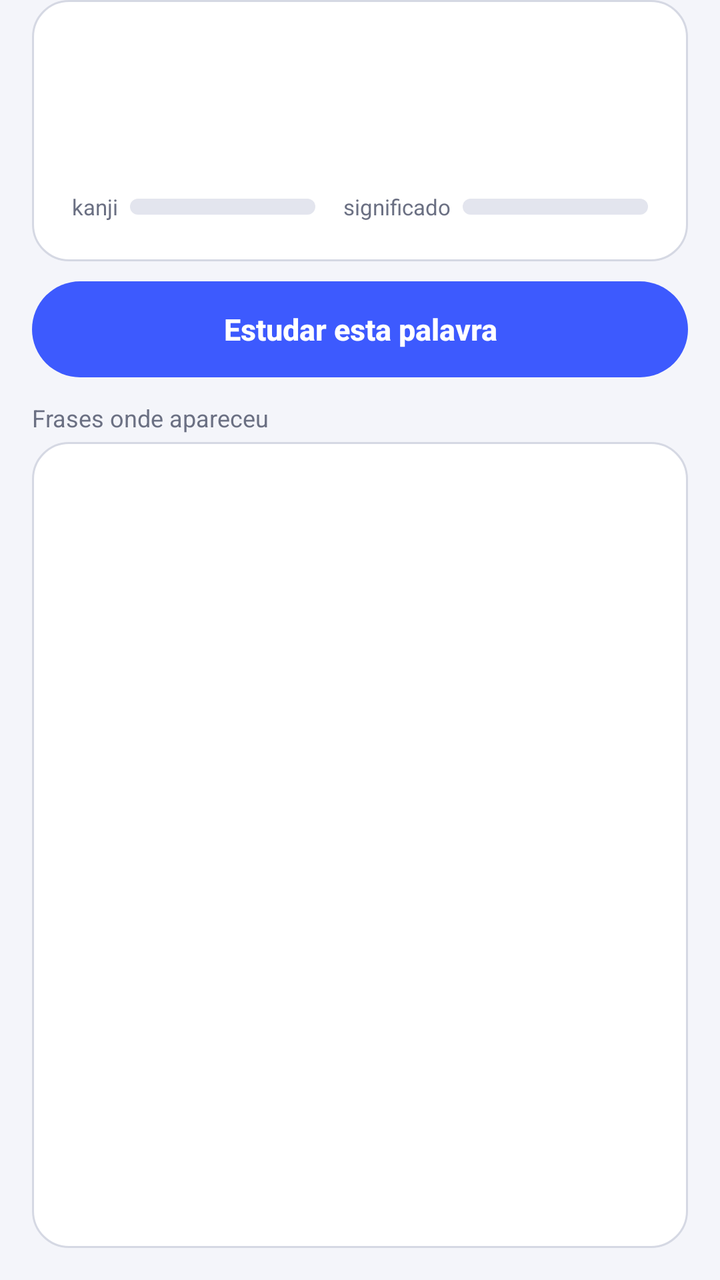
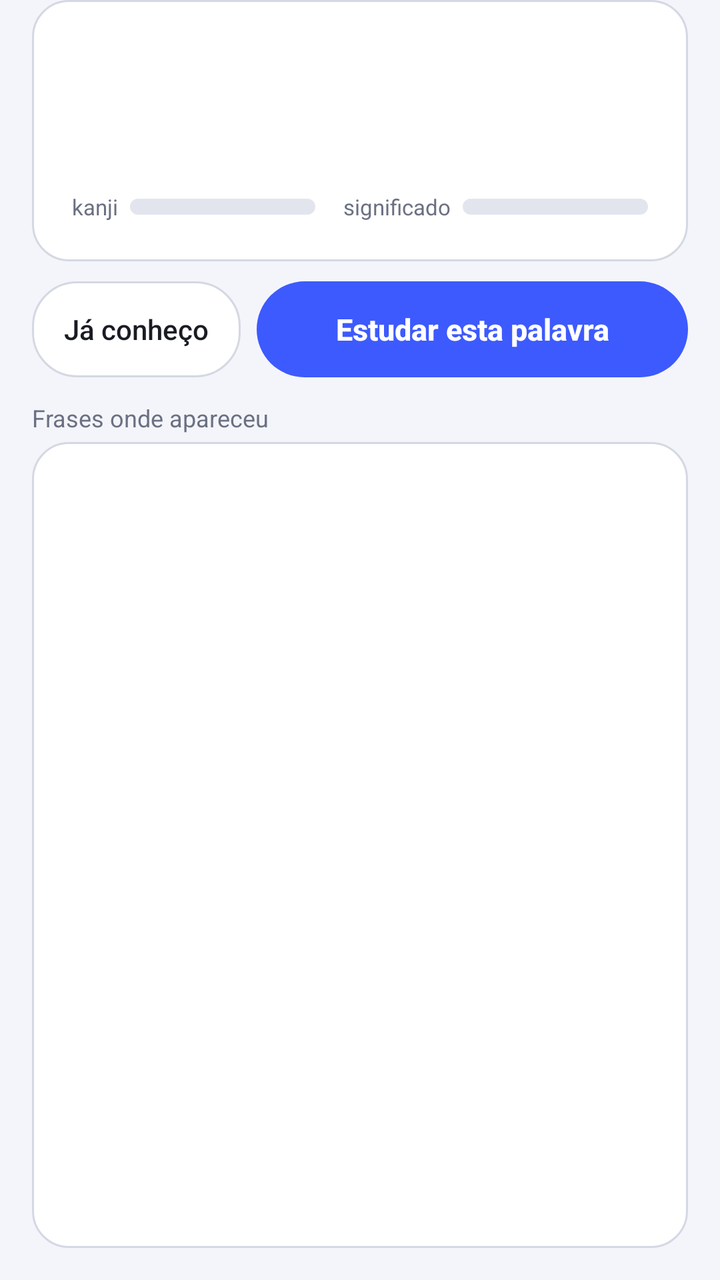

Screens rendered from an Android XML layout before and after an edit, with the pre-edit source and the edit as a unified diff.
<!-- AndroidManifest.xml: application theme Theme.LegendaJP -->
<!-- res/layout/activity_vocab_detail.xml -->
<?xml version="1.0" encoding="utf-8"?>
<LinearLayout xmlns:android="http://schemas.android.com/apk/res/android"
    android:layout_width="match_parent"
    android:layout_height="match_parent"
    android:orientation="vertical"
    android:paddingStart="16dp"
    android:paddingEnd="16dp"
    android:paddingBottom="16dp">

    <LinearLayout
        android:layout_width="match_parent"
        android:layout_height="wrap_content"
        android:orientation="vertical"
        android:background="@drawable/bg_card"
        android:padding="20dp">

        <LinearLayout
            android:layout_width="match_parent"
            android:layout_height="wrap_content"
            android:orientation="horizontal"
            android:gravity="bottom">

            <TextView
                android:id="@+id/base"
                android:layout_width="wrap_content"
                android:layout_height="wrap_content"
                android:textColor="@color/saved_word"
                android:textSize="32sp"
                android:textStyle="bold" />

            <TextView
                android:id="@+id/reading"
                android:layout_width="wrap_content"
                android:layout_height="wrap_content"
                android:layout_marginStart="12dp"
                android:paddingBottom="5dp"
                android:textColor="@color/text_secondary"
                android:textSize="16sp" />
        </LinearLayout>

        <TextView
            android:id="@+id/meta"
            android:layout_width="match_parent"
            android:layout_height="wrap_content"
            android:layout_marginTop="4dp"
            android:textColor="@color/text_secondary"
            android:textSize="14sp" />

        <LinearLayout
            android:layout_width="match_parent"
            android:layout_height="wrap_content"
            android:layout_marginTop="10dp"
            android:orientation="horizontal"
            android:gravity="center_vertical">

            <TextView android:layout_width="wrap_content" android:layout_height="wrap_content" android:text="kanji" android:textColor="@color/text_secondary" android:textSize="11sp" />
            <ProgressBar android:id="@+id/barKanji" style="?android:attr/progressBarStyleHorizontal" android:layout_width="0dp" android:layout_height="8dp" android:layout_weight="1" android:layout_marginStart="6dp" android:layout_marginEnd="14dp" android:max="100" android:progressDrawable="@drawable/level_progress" />
            <TextView android:layout_width="wrap_content" android:layout_height="wrap_content" android:text="significado" android:textColor="@color/text_secondary" android:textSize="11sp" />
            <ProgressBar android:id="@+id/barMeaning" style="?android:attr/progressBarStyleHorizontal" android:layout_width="0dp" android:layout_height="8dp" android:layout_weight="1" android:layout_marginStart="6dp" android:max="100" android:progressDrawable="@drawable/level_progress" />
        </LinearLayout>
    </LinearLayout>

    <LinearLayout
        android:id="@+id/strokeBox"
        android:layout_width="match_parent"
        android:layout_height="wrap_content"
        android:layout_marginTop="10dp"
        android:orientation="vertical"
        android:background="@drawable/bg_card"
        android:padding="12dp"
        android:visibility="gone">

        <TextView
            android:layout_width="match_parent"
            android:layout_height="wrap_content"
            android:text="Como escrever (toque num kanji para repetir)"
            android:textColor="@color/text_secondary"
            android:textSize="12sp" />

        <HorizontalScrollView
            android:layout_width="match_parent"
            android:layout_height="wrap_content"
            android:layout_marginTop="4dp">

            <LinearLayout
                android:id="@+id/strokeRow"
                android:layout_width="wrap_content"
                android:layout_height="wrap_content"
                android:orientation="horizontal" />
        </HorizontalScrollView>

        <TextView
            android:id="@+id/kanjiInfo"
            android:layout_width="match_parent"
            android:layout_height="wrap_content"
            android:layout_marginTop="8dp"
            android:textColor="@color/text"
            android:textSize="14sp"
            android:lineSpacingExtra="3dp"
            android:textIsSelectable="true" />
    </LinearLayout>

    <Button
        android:id="@+id/btnStudyWord"
        style="@style/Button.Primary"
        android:layout_width="match_parent"
        android:layout_height="wrap_content"
        android:layout_marginTop="10dp"
        android:minHeight="48dp"
        android:textSize="15sp"
        android:text="Estudar esta palavra" />

    <TextView
        android:layout_width="match_parent"
        android:layout_height="wrap_content"
        android:layout_marginTop="12dp"
        android:layout_marginBottom="4dp"
        android:text="Frases onde apareceu"
        android:textColor="@color/text_secondary"
        android:textSize="12sp" />

    <ListView
        android:id="@+id/occ"
        android:layout_width="match_parent"
        android:layout_height="0dp"
        android:layout_weight="1"
        android:background="@drawable/bg_card"
        android:divider="@color/outline"
        android:dividerHeight="1dp"
        android:paddingTop="4dp"
        android:paddingBottom="4dp"
        android:clipToPadding="false" />
</LinearLayout>
<!-- resources referenced by this layout -->
<resources>
  <color name="outline">#D5D8E3</color>
  <color name="saved_word">#5B4FE8</color>
  <color name="text">#1A1C23</color>
  <color name="text_secondary">#6B7083</color>
  <!-- drawable bg_card (drawable) -->
  <?xml version="1.0" encoding="utf-8"?>
  <shape xmlns:android="http://schemas.android.com/apk/res/android" android:shape="rectangle">
      <solid android:color="@color/card" />
      <stroke android:width="1dp" android:color="@color/outline" />
      <corners android:radius="18dp" />
  </shape>
  <style name="Button.Primary" parent="@android:style/Widget.DeviceDefault.Button">
          <item name="android:background">@drawable/bg_button_primary</item>
          <item name="android:textColor">#FFFFFF</item>
          <item name="android:textSize">17sp</item>
          <item name="android:textStyle">bold</item>
          <item name="android:textAllCaps">false</item>
          <item name="android:minHeight">56dp</item>
          <item name="android:stateListAnimator">@null</item>
      </style>
  <color name="card">#FFFFFF</color>
  <color name="level_track">#E3E5EE</color>
  <color name="accent">#3D5AFE</color>
  <!-- drawable bg_button_primary (drawable) -->
  <?xml version="1.0" encoding="utf-8"?>
  <ripple xmlns:android="http://schemas.android.com/apk/res/android" android:color="#33FFFFFF">
      <item>
          <shape android:shape="rectangle">
              <solid android:color="@color/accent" />
              <corners android:radius="28dp" />
          </shape>
      </item>
  </ripple>
  <color name="primary">#1E2A5A</color>
  <color name="background">#F4F5FA</color>
  <style name="LegendaJP.ActionBar" parent="@android:style/Widget.DeviceDefault.ActionBar.Solid">
          <item name="android:background">@color/background</item>
          <item name="android:elevation">0dp</item>
          <item name="android:titleTextStyle">@style/LegendaJP.ActionBar.Title</item>
      </style>
  <style name="LegendaJP.ActionBar.Title" parent="@android:style/TextAppearance.DeviceDefault.Widget.ActionBar.Title">
          <item name="android:textColor">@color/text</item>
          <item name="android:textStyle">bold</item>
      </style>
  <!-- unchanged entries left out for length: 2 -->
</resources>

<!-- the commit's change to res/layout/activity_vocab_detail.xml (unified diff, before → after) -->
@@ -100,15 +100,33 @@
             android:textIsSelectable="true" />
     </LinearLayout>
 
-    <Button
-        android:id="@+id/btnStudyWord"
-        style="@style/Button.Primary"
+    <LinearLayout
         android:layout_width="match_parent"
         android:layout_height="wrap_content"
         android:layout_marginTop="10dp"
-        android:minHeight="48dp"
-        android:textSize="15sp"
-        android:text="Estudar esta palavra" />
+        android:orientation="horizontal"
+        android:gravity="center_vertical">
+
+        <Button
+            android:id="@+id/btnKnown"
+            style="@style/Button.Outline"
+            android:layout_width="wrap_content"
+            android:layout_height="48dp"
+            android:layout_marginEnd="8dp"
+            android:paddingStart="16dp"
+            android:paddingEnd="16dp"
+            android:text="Já conheço" />
+
+        <Button
+            android:id="@+id/btnStudyWord"
+            style="@style/Button.Primary"
+            android:layout_width="0dp"
+            android:layout_height="wrap_content"
+            android:layout_weight="1"
+            android:minHeight="48dp"
+            android:textSize="15sp"
+            android:text="Estudar esta palavra" />
+    </LinearLayout>
 
     <TextView
         android:layout_width="match_parent"
<!-- resource entries referenced after the edit -->
@@ -11,6 +11,21 @@
       <stroke android:width="1dp" android:color="@color/outline" />
       <corners android:radius="18dp" />
   </shape>
+  <style name="Button.Outline" parent="@android:style/Widget.DeviceDefault.Button">
+          <item name="android:background">@drawable/bg_button_outline</item>
+          <item name="android:textColor">@color/text</item>
+          <item name="android:textSize">14sp</item>
+          <item name="android:textAllCaps">false</item>
+          <item name="android:minHeight">44dp</item>
+          <item name="android:minWidth">0dp</item>
+          <item name="android:paddingStart">6dp</item>
+          <item name="android:paddingEnd">6dp</item>
+          <item name="android:maxLines">1</item>
+          <item name="android:autoSizeTextType">uniform</item>
+          <item name="android:autoSizeMinTextSize">10sp</item>
+          <item name="android:autoSizeMaxTextSize">14sp</item>
+          <item name="android:stateListAnimator">@null</item>
+      </style>
   <style name="Button.Primary" parent="@android:style/Widget.DeviceDefault.Button">
           <item name="android:background">@drawable/bg_button_primary</item>
           <item name="android:textColor">#FFFFFF</item>
@@ -23,6 +38,17 @@
   <color name="card">#FFFFFF</color>
   <color name="level_track">#E3E5EE</color>
   <color name="accent">#3D5AFE</color>
+  <!-- drawable bg_button_outline (drawable) -->
+  <?xml version="1.0" encoding="utf-8"?>
+  <ripple xmlns:android="http://schemas.android.com/apk/res/android" android:color="@color/accent_soft">
+      <item>
+          <shape android:shape="rectangle">
+              <solid android:color="@color/card" />
+              <stroke android:width="1dp" android:color="@color/outline" />
+              <corners android:radius="22dp" />
+          </shape>
+      </item>
+  </ripple>
   <!-- drawable bg_button_primary (drawable) -->
   <?xml version="1.0" encoding="utf-8"?>
   <ripple xmlns:android="http://schemas.android.com/apk/res/android" android:color="#33FFFFFF">
@@ -40,6 +66,7 @@
           <item name="android:elevation">0dp</item>
           <item name="android:titleTextStyle">@style/LegendaJP.ActionBar.Title</item>
       </style>
+  <color name="accent_soft">#2A3D5AFE</color>
   <style name="LegendaJP.ActionBar.Title" parent="@android:style/TextAppearance.DeviceDefault.Widget.ActionBar.Title">
           <item name="android:textColor">@color/text</item>
           <item name="android:textStyle">bold</item>
